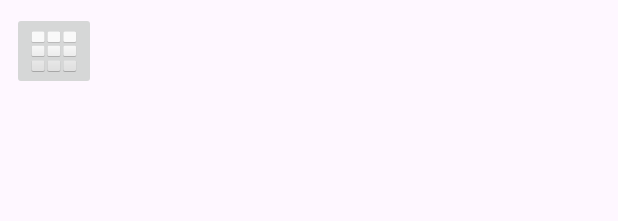
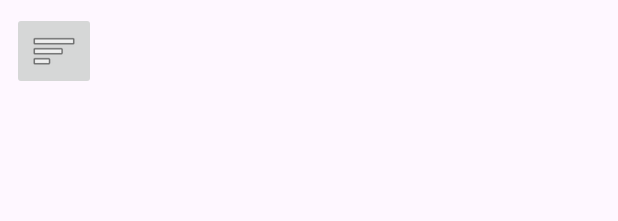
Before and after one commit to tunabostanci/kotlinchatbot, an Android app: the layout fragment_home.xml on its own in the app's theme, with its tools: preview values and no code run, on a phone screen of 412 x 824 dp. Shown: the top 221 px of the screen. Run offline under Robolectric (Android 15) with nearby library versions, the phone set to English and light mode, and no system bars.

Commit message:
bugfix + drawer

```diff
--- a/app/src/main/java/com/example/chatbot/data/message/Message.kt
+++ b/app/src/main/java/com/example/chatbot/data/message/Message.kt
@@ -3,5 +3,6 @@ package com.example.chatbot.data.message
 data class Message(
     val text: String = "",
     val senderId: String = "",
-    val timestamp: Long = System.currentTimeMillis()
+    val timestamp: Long = System.currentTimeMillis(),
+    val conversationId: String = ""
 )
--- a/app/src/main/res/layout/fragment_home.xml
+++ b/app/src/main/res/layout/fragment_home.xml
@@ -1,10 +1,17 @@
 <?xml version="1.0" encoding="utf-8"?>
-<androidx.constraintlayout.widget.ConstraintLayout xmlns:android="http://schemas.android.com/apk/res/android"
+<androidx.drawerlayout.widget.DrawerLayout xmlns:android="http://schemas.android.com/apk/res/android"
     xmlns:app="http://schemas.android.com/apk/res-auto"
     xmlns:tools="http://schemas.android.com/tools"
+    android:id="@+id/drawer_layout"
     android:layout_width="match_parent"
     android:layout_height="match_parent"
-    tools:context=".ui.HomeFragment">
+    tools:context=".ui.HomeFragment"
+    tools:openDrawer="start">
+
+    <!-- Main content -->
+    <androidx.constraintlayout.widget.ConstraintLayout
+        android:layout_width="match_parent"
+        android:layout_height="match_parent">
 
         <androidx.recyclerview.widget.RecyclerView
             android:id="@+id/recyclerView"
@@ -17,7 +24,6 @@
             app:layout_constraintEnd_toEndOf="parent"
             app:layout_constraintBottom_toTopOf="@+id/inputLayout"
             android:layout_marginTop="16dp" />
-
 
         <LinearLayout
             android:id="@+id/inputLayout"
@@ -50,15 +56,26 @@
                 app:tint="#2196F3" />
         </LinearLayout>
 
-
         <ImageButton
             android:id="@+id/drawerButton"
             android:layout_width="wrap_content"
             android:layout_height="wrap_content"
             android:layout_marginStart="8dp"
             android:layout_marginTop="8dp"
-        android:src="@android:drawable/ic_dialog_dialer"
+            android:src="@android:drawable/ic_menu_sort_by_size"
             app:layout_constraintTop_toTopOf="parent"
-        app:layout_constraintStart_toStartOf="parent" />
+            app:layout_constraintStart_toStartOf="parent"
+            android:contentDescription="Open drawer" />
 
     </androidx.constraintlayout.widget.ConstraintLayout>
+
+    <!-- Drawer content -->
+    <com.google.android.material.navigation.NavigationView
+        android:id="@+id/nav_view"
+        android:layout_width="wrap_content"
+        android:layout_height="match_parent"
+        android:layout_gravity="start"
+        app:headerLayout="@layout/nav_header_main"
+        app:menu="@menu/activity_main_drawer" />
+
+</androidx.drawerlayout.widget.DrawerLayout>
--- /dev/null
+++ b/app/src/main/res/menu/activity_main_drawer.xml
@@ -0,0 +1,17 @@
+<?xml version="1.0" encoding="utf-8"?>
+<menu xmlns:android="http://schemas.android.com/apk/res/android">
+    <group android:checkableBehavior="single">
+        <item
+            android:id="@+id/nav_item_one"
+            android:icon="@android:drawable/ic_menu_compass"
+            android:title="Menu Item 1" />
+        <item
+            android:id="@+id/nav_item_two"
+            android:icon="@android:drawable/ic_menu_info_details"
+            android:title="Menu Item 2" />
+        <item
+            android:id="@+id/nav_item_three"
+            android:icon="@android:drawable/ic_menu_preferences"
+            android:title="Menu Item 3" />
+    </group>
+</menu>
--- /dev/null
+++ b/app/src/main/res/values/ids.xml
@@ -0,0 +1,4 @@
+<?xml version="1.0" encoding="utf-8"?>
+<resources>
+    <item name="nav_new_chat" type="id" />
+</resources>
--- a/app/src/main/res/values/strings.xml
+++ b/app/src/main/res/values/strings.xml
@@ -9,4 +9,8 @@
     <string name="invalid_username">Not a valid username</string>
     <string name="invalid_password">Password must be >5 characters</string>
     <string name="login_failed">"Login failed"</string>
+
+    <!-- Strings related to Navigation Drawer -->
+    <string name="navigation_drawer_open">Open navigation drawer</string>
+    <string name="navigation_drawer_close">Close navigation drawer</string>
 </resources>
```
Also changed, not shown: app/src/main/java/com/example/chatbot/data/message/Conversation.kt (added, +7 -0 lines), app/src/main/java/com/example/chatbot/ui/HomeFragment.kt (+90 -20 lines), app/src/main/java/com/example/chatbot/ui/HomeViewModel.kt (+93 -12 lines), app/src/main/res/drawable/ic_add.xml (added, +9 -0 lines), app/src/main/res/layout/nav_header_main.xml (added, +30 -0 lines), 2 other files. Lines whose indentation alone changed are shown as unchanged.
